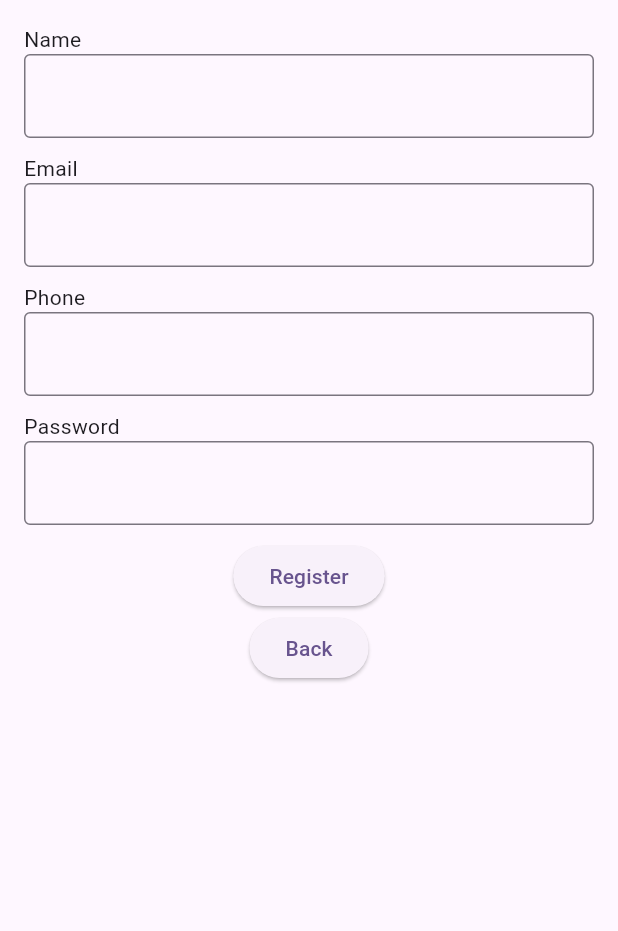
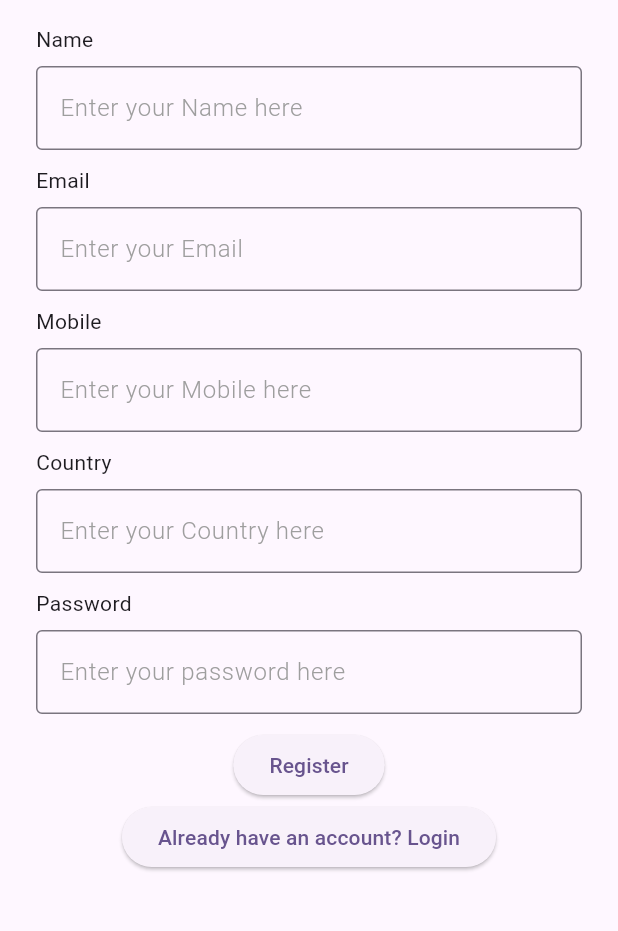
Before and after one commit to ghazal001/Registration_Page, a Flutter app: the Registration screen opened by its route, after a tap on "Register", on a phone screen of 412 x 824 dp, the part 84-1015 px from its top. Run offline on Flutter 3.47's test engine with Material 3 defaults, Android fonts, the phone set to English and light mode, and no system bars; our stand-ins replace dio, get, pretty_dio_logger; network calls fail.

Commit message:
editing the success and failed popup

```diff
--- /dev/null
+++ b/lib/Bindings/HomeBinding.dart
@@ -0,0 +1,12 @@
+import 'package:get/get.dart';
+import 'package:registrationpage/Controllers/HomeController.dart';
+
+class HomeBinding extends Bindings{
+  @override
+  void dependencies() {
+    // TODO: implement dependencies
+    Get.lazyPut(()=> HomeController());
+
+  }
+
+}
--- a/lib/Controllers/RegistrationController.dart
+++ b/lib/Controllers/RegistrationController.dart
@@ -3,29 +3,50 @@ import 'package:get/get.dart';
 import 'package:registrationpage/Core/Network/DioClient.dart';
 import 'package:registrationpage/Core/showSuccessDialog.dart';
 import 'package:registrationpage/Models/User.dart';
+import 'package:registrationpage/Routes/AppRoute.dart';
 
 class RegistrationController extends GetxController {
 
   TextEditingController email = TextEditingController();
   TextEditingController name = TextEditingController();
-  TextEditingController phone = TextEditingController();
+  TextEditingController mobile = TextEditingController();
+  TextEditingController country = TextEditingController();
   TextEditingController password = TextEditingController();
 
+  // late SharedPreferences prefs;
+  // @override
+  // void onInit() async{
+  //   // TODO: implement onInit
+  //   super.onInit();
+  //   prefs = await SharedPreferences.getInstance();
+  // }
 
 
   void register() async
   {
-    User user = User(name: name.value.text, email: email.value.text, phone: phone.value.text, password: password.value.text);
+    User user = User(
+        name: name.value.text,
+        email: email.value.text,
+        mobile: mobile.value.text,
+        country: country.value.text,
+        password: password.value.text
+    );
     String request_body = user.toJson();
     var post = await DioClient().getInstance().post("/register",data:  request_body);
     if(post.statusCode==200)
       {
         showSuccessDialog(Get.context!, 'Success', 'User Registered Successfully ', (){
           print(post.data);
+          // prefs.setString('token',post.data['token']);
+          Get.offNamed(AppRoute.home);
 
         }
         );
 
       }
+    else{
+      showSuccessDialog(
+          Get.context!, "Error", "User Registration Failed", (){});
+    }
   }
 }
--- a/lib/Core/Network/DioClient.dart
+++ b/lib/Core/Network/DioClient.dart
@@ -1,8 +1,9 @@
 import 'package:dio/dio.dart';
+import 'package:pretty_dio_logger/pretty_dio_logger.dart';
 
 class DioClient {
   Dio getInstance(){
-    return Dio(
+    Dio dio = Dio(
       BaseOptions(
       baseUrl: 'https://music.xpertbotacademy.online/api',
       connectTimeout: Duration(seconds: 5),
@@ -11,5 +12,18 @@ class DioClient {
       responseType: ResponseType.json
       )
     );
+
+    dio.interceptors.add(PrettyDioLogger(
+      requestHeader: true,
+      requestBody: true,
+      responseBody: true,
+      responseHeader: false,
+      error: true,
+      compact: true,
+      maxWidth: 90,
+
+    ));
+    return dio;
   }
+
 }
--- a/lib/Core/showSuccessDialog.dart
+++ b/lib/Core/showSuccessDialog.dart
@@ -9,7 +9,7 @@ void showSuccessDialog (BuildContext context , title , body ,Function? callback)
         return AlertDialog(
           title: Text(title),
           content: Text(body),
-          actions: [
+          actions: <Widget>[
             CupertinoDialogAction(
                 child: Text("OK"),
 
--- a/lib/Models/User.dart
+++ b/lib/Models/User.dart
@@ -3,14 +3,18 @@ import 'dart:convert';
 class User{
   final String? name;
   final String email;
-  final String? phone;
+  final String? mobile;
+  final String? country;
   final String password;
+
 
   User({
     this.name,
-   required this.email,
-   this.phone,
-   required this.password,
+    required this.email,
+    this.mobile,
+    this.country,
+    required this.password,
+
 });
 
   Map<String,dynamic> ToMap(){
@@ -18,7 +22,8 @@ class User{
       'name':name,
       'email':email,
       'password':password,
-      'phone':phone
+      'mobile':mobile,
+      'country':country
     };
   }
 
--- a/lib/Routes/AppPage.dart
+++ b/lib/Routes/AppPage.dart
@@ -1,7 +1,9 @@
 import 'package:get/get.dart';
+import 'package:registrationpage/Bindings/HomeBinding.dart';
 import 'package:registrationpage/Bindings/LoginBinding.dart';
 import 'package:registrationpage/Bindings/RegistrationBinding.dart';
 import 'package:registrationpage/Routes/AppRoute.dart';
+import 'package:registrationpage/Views/Home.dart';
 import 'package:registrationpage/Views/Login.dart';
 import 'package:registrationpage/Views/Registration.dart';
 
@@ -10,6 +12,7 @@ class AppPage {
   static final List <GetPage> pages = [
     GetPage(name: AppRoute.register, page: ()=>Registration(),binding: RegistrationBinding()),
     GetPage(name: AppRoute.login, page: ()=>Login(),binding: LoginBinding()),
+    GetPage(name: AppRoute.home, page: ()=> Home(),binding: HomeBinding()),
 
 
   ];
--- a/lib/Routes/AppRoute.dart
+++ b/lib/Routes/AppRoute.dart
@@ -2,5 +2,6 @@ class AppRoute{
 
   static const String register ='/register';
   static const String login ='/login';
+  static const String home ='/home';
 
 }
--- a/lib/Views/Registration.dart
+++ b/lib/Views/Registration.dart
@@ -7,85 +7,101 @@ import 'package:registrationpage/Controllers/RegistrationController.dart';
 class Registration extends GetView<RegistrationController> {
 
 
-
-
   @override
   Widget build(BuildContext context) {
-    // This method is rerun every time setState is called, for instance as done
-    // by the _incrementCounter method above.
-    //
-    // The Flutter framework has been optimized to make rerunning build methods
-    // fast, so that you can just rebuild anything that needs updating rather
-    // than having to individually change instances of widgets.
     return Scaffold(
       appBar: AppBar(
-        // TRY THIS: Try changing the color here to a specific color (to
-        // Colors.amber, perhaps?) and trigger a hot reload to see the AppBar
-        // change color while the other colors stay the same.
         backgroundColor: Theme.of(context).colorScheme.inversePrimary,
-        // Here we take the value from the MyHomePage object that was created by
-        // the App.build method, and use it to set our appbar title.
         title: Center(child: Text("Registration Page")),
       ),
       body: Expanded(
         child: SingleChildScrollView(
           child: Center(
-            // Center is a layout widget. It takes a single child and positions it
-            // in the middle of the parent.
             child: Padding(
-              padding: const EdgeInsets.all(16.0),
+              padding: const EdgeInsets.symmetric(horizontal: 24,vertical: 16.0),
               child: Column(
-
-                // Column is also a layout widget. It takes a list of children and
-                // arranges them vertically. By default, it sizes itself to fit its
-                // children horizontally, and tries to be as tall as its parent.
-                //
-                // Column has various properties to control how it sizes itself and
-                // how it positions its children. Here we use mainAxisAlignment to
-                // center the children vertically; the main axis here is the vertical
-                // axis because Columns are vertical (the cross axis would be
-                // horizontal).
-                //
-                // TRY THIS: Invoke "debug painting" (choose the "Toggle Debug Paint"
-                // action in the IDE, or press "p" in the console), to see the
-                // wireframe for each widget.
-                mainAxisAlignment: MainAxisAlignment.start,
+                // mainAxisAlignment: MainAxisAlignment.start,
                 crossAxisAlignment: CrossAxisAlignment.start,
                 children: <Widget>[
                   Text("Name"),
+                  SizedBox(height: 8),
                   TextField(
                     decoration: InputDecoration(
+                        hintText: "Enter your Name here",
+                        hintStyle: TextStyle(
+                          fontWeight: FontWeight.w300, // Use a lighter font weight
+                          color: Colors.grey,          // Optional: Change color to a lighter shade
+                        ),
                         border: OutlineInputBorder()
                     ),
                     controller:controller.name,
                   ),
 
+                  // _buildInputLabel('Name'),
+
+
 
                   SizedBox(height: 10,),
 
                   Text("Email"),
+                  SizedBox(height: 8),
                   TextField(
                     decoration: InputDecoration(
+                        hintText: "Enter your Email",
+                        hintStyle: TextStyle(
+                          fontWeight: FontWeight.w300, // Use a lighter font weight
+                          color: Colors.grey,          // Optional: Change color to a lighter shade
+                        ),
                         border: OutlineInputBorder()
                     ),
                     controller: controller.email,
                   ),
+
+
                   SizedBox(height: 10,),
 
-                  Text("Phone"),
+                  Text("Mobile"),
+                  SizedBox(height: 8),
                   TextField(
                     decoration: InputDecoration(
+                        hintText: "Enter your Mobile here",
+                        hintStyle: TextStyle(
+                          fontWeight: FontWeight.w300, // Use a lighter font weight
+                          color: Colors.grey,          // Optional: Change color to a lighter shade
+                        ),
                         border: OutlineInputBorder()
                     ),
-                    controller: controller.phone,
+                    controller: controller.mobile,
+                  ),
+
+                  SizedBox(height: 10,),
+
+                  Text("Country"),
+                  SizedBox(height: 8),
+                  TextField(
+                    decoration: InputDecoration(
+                        hintText: "Enter your Country here",
+                        hintStyle: TextStyle(
+                          fontWeight: FontWeight.w300, // Use a lighter font weight
+                          color: Colors.grey,          // Optional: Change color to a lighter shade
+                        ),
+                        border: OutlineInputBorder()
+                    ),
+                    controller: controller.country,
                   ),
 
                   SizedBox(height: 10,),
 
                   Text("Password"),
+                  SizedBox(height: 8),
                   TextField(
                     obscureText: true,
                     decoration: InputDecoration(
+                        hintText: "Enter your password here",
+                        hintStyle: TextStyle(
+                          fontWeight: FontWeight.w300, // Use a lighter font weight
+                          color: Colors.grey,          // Optional: Change color to a lighter shade
+                        ),
                         border: OutlineInputBorder()
                     ),
                     controller: controller.password,
@@ -106,7 +122,7 @@ class Registration extends GetView<RegistrationController> {
                         onPressed:(){
                             Get.back();
                         },
-                        child: Text("Back")
+                        child: Text("Already have an account? Login")
                     ),
                   )
                 ],
--- a/lib/main.dart
+++ b/lib/main.dart
@@ -3,7 +3,7 @@ import 'package:get/get.dart';
 import 'package:registrationpage/Routes/AppPage.dart';
 import 'package:registrationpage/Routes/AppRoute.dart';
 import 'package:registrationpage/Views/Login.dart';
-import 'package:registrationpage/Views/Registration.dart';
+
 
 void main() {
   runApp(const MyApp());
--- a/pubspec.yaml
+++ b/pubspec.yaml
@@ -32,11 +32,14 @@ dependencies:
     sdk: flutter
   get: ^4.6.6
 
+#  shared_preferences: ^2.3.4
 
   # The following adds the Cupertino Icons font to your application.
   # Use with the CupertinoIcons class for iOS style icons.
   cupertino_icons: ^1.0.8
   dio: ^5.7.0
+  pretty_dio_logger: ^1.4.0
+
 
 dev_dependencies:
   flutter_test:
```
Also changed, not shown: lib/Controllers/HomeController.dart (added, +44 -0 lines), lib/Controllers/LoginController.dart (+38 -8 lines), lib/Models/Music.dart (added, +44 -0 lines), lib/Views/Home.dart (added, +66 -0 lines), lib/Views/Login.dart (+50 -31 lines), pubspec.lock, 1 other file.
